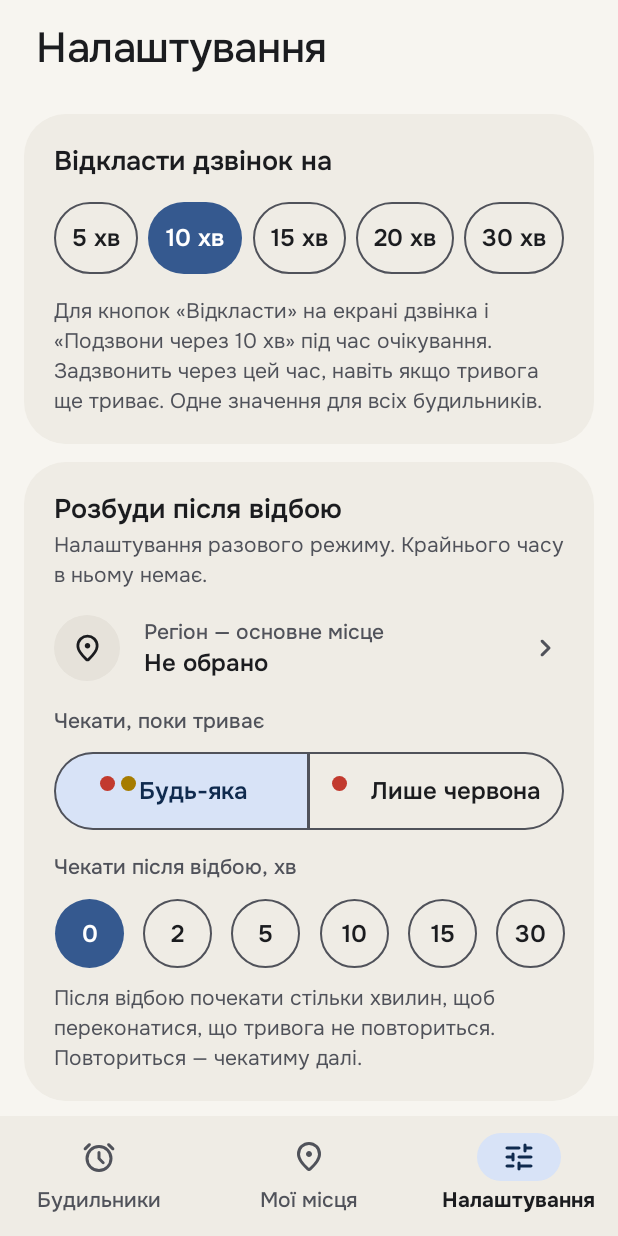
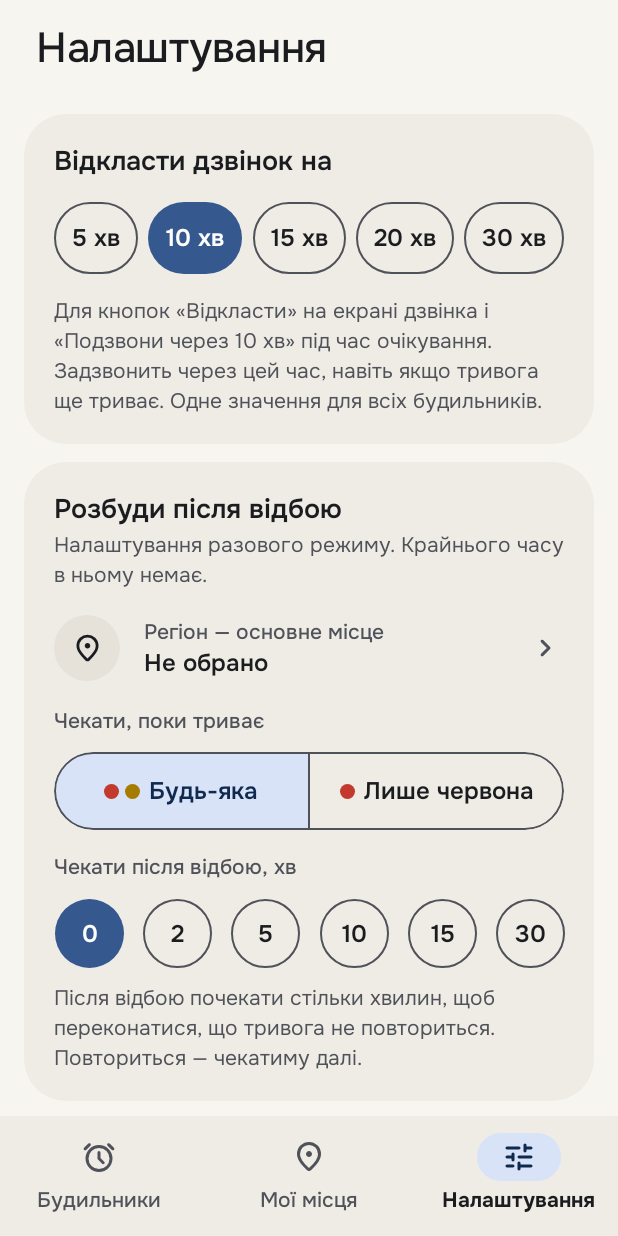
Before and after one commit to nazar-andriievych/Vidbiy, an Android app built with Jetpack Compose: the screen it shows after launch (MainActivity), item 3 of the bottom bar chosen, on a phone screen of 412 x 824 dp. Run offline under Robolectric (Android 15) with nearby library versions, the light colour scheme and no system bars.

Commit message:
fix(app): drop the in-app proxy field and fix segmented controls
- Proxy address is set at build time; a local worker only via
  -Pvidbiy.proxyUrl for debug builds. A leftover address is erased on start
- Own segmented control: level dots sit on the text line, labels shrink
  instead of hitting the border (narrow screens, large fonts)

```diff
--- a/app/src/main/java/ua/vidbiy/app/MainActivity.kt
+++ b/app/src/main/java/ua/vidbiy/app/MainActivity.kt
@@ -114,7 +114,6 @@ fun VidbiyApp(viewModel: AlarmsViewModel) {
     val oneShotPause by viewModel.oneShotPauseMinutes.collectAsStateWithLifecycle()
     val oneShotAlarm by viewModel.oneShotAlarm.collectAsStateWithLifecycle()
     val oneShotJustEnabled by viewModel.oneShotJustEnabled.collectAsStateWithLifecycle()
-    val debugProxyUrl by viewModel.debugProxyUrl.collectAsStateWithLifecycle()
     val themeMode by viewModel.themeMode.collectAsStateWithLifecycle()
     // rememberSaveable переживає поворот екрана й повернення до застосунку, як стан у Bundle.
     var tab by rememberSaveable { mutableStateOf(Tab.Alarms) }
@@ -247,10 +246,8 @@ fun VidbiyApp(viewModel: AlarmsViewModel) {
                         onOpenPlaces = { tab = Tab.Places },
                         onOpenPermissions = viewModel::openPermissions,
                         themeMode = themeMode,
-                        debugProxyUrl = debugProxyUrl,
                         contentPadding = content,
                         onThemeModeChange = viewModel::setThemeMode,
-                        onDebugProxyUrlChange = viewModel::setDebugProxyUrl,
                     )
                 }
             }
--- a/app/src/main/java/ua/vidbiy/app/data/AlertsClient.kt
+++ b/app/src/main/java/ua/vidbiy/app/data/AlertsClient.kt
@@ -12,9 +12,9 @@ import java.net.HttpURLConnection
 import java.net.URL
 import java.time.Instant
 
-/** Адреса проксі. Одна на весь застосунок; debug-збірка вміє її перекрити (див. налаштування). */
+/** Адреса проксі. Задається під час збірки (див. app/build.gradle.kts), у застосунку її не змінити. */
 object ProxyConfig {
-    const val BASE_URL = "https://vidbiy-proxy.nazar-dev.workers.dev"
+    val BASE_URL: String = BuildConfig.PROXY_URL.trimEnd('/')
 }
 
 /** Жовтий — дронова загроза, червоний — ракетна (див. docs/proxy-api.md). Червоний — першим: він «вищий». */
--- a/app/src/main/java/ua/vidbiy/app/data/LegacyMigration.kt
+++ b/app/src/main/java/ua/vidbiy/app/data/LegacyMigration.kt
@@ -9,6 +9,7 @@ object LegacyMigration {
     const val DEFAULT_PLACE_NAME = "Дім"
 
     suspend fun run(settings: SettingsRepository, places: PlacesRepository, alarms: AlarmsRepository) {
+        settings.clearLegacyProxyUrl()
         val legacy = settings.legacyRegion() ?: return
         val place = places.current().places.firstOrNull { it.region.uid == legacy.uid }
             ?: places.add(DEFAULT_PLACE_NAME, legacy)
--- a/app/src/main/java/ua/vidbiy/app/data/SettingsRepository.kt
+++ b/app/src/main/java/ua/vidbiy/app/data/SettingsRepository.kt
@@ -12,7 +12,6 @@ import kotlinx.coroutines.flow.map
 import kotlinx.coroutines.flow.first
 import kotlinx.serialization.Serializable
 import kotlinx.serialization.json.Json
-import ua.vidbiy.app.BuildConfig
 import ua.vidbiy.app.ui.theme.ThemeMode
 
 /**
@@ -64,7 +63,7 @@ data class WaitStatus(
 
 private val Context.settingsDataStore: DataStore<Preferences> by preferencesDataStore(name = "settings")
 
-/** Налаштування застосунку: тема, стан очікування, адреса проксі для розробки. */
+/** Налаштування застосунку: тема, відкладення, разовий режим, стан очікування. */
 class SettingsRepository(private val context: Context) {
 
     private val json = Json { ignoreUnknownKeys = true }
@@ -131,21 +130,15 @@ class SettingsRepository(private val context: Context) {
         context.settingsDataStore.edit { prefs -> prefs.remove(regionKey) }
     }
 
+    /** Адреса проксі — задається під час збірки (див. app/build.gradle.kts). */
+    fun proxyBaseUrl(): String = ProxyConfig.BASE_URL
+
     /**
-     * Адреса проксі. У релізі це завжди одна константа; debug-збірка дозволяє вказати
-     * локальний воркер (`npm run dev -- --ip 0.0.0.0`), щоб ганяти тривогу й відбій вручну.
+     * Старі debug-збірки дозволяли вписати адресу локального воркера прямо в застосунку.
+     * Забута адреса змусила б будильник дзвонити з «Немає зв'язку», тож стираємо її.
      */
-    val debugProxyUrl: Flow<String> = context.settingsDataStore.data.map { prefs ->
-        prefs[proxyUrlKey].orEmpty()
-    }
-
-    suspend fun proxyBaseUrl(): String {
-        if (!BuildConfig.DEBUG) return ProxyConfig.BASE_URL
-        return debugProxyUrl.first().trim().trimEnd('/').ifEmpty { ProxyConfig.BASE_URL }
-    }
-
-    suspend fun setDebugProxyUrl(url: String) {
-        context.settingsDataStore.edit { prefs -> prefs[proxyUrlKey] = url }
+    suspend fun clearLegacyProxyUrl() {
+        context.settingsDataStore.edit { prefs -> prefs.remove(proxyUrlKey) }
     }
 
     /**
--- a/app/src/main/java/ua/vidbiy/app/ui/AlarmEditScreen.kt
+++ b/app/src/main/java/ua/vidbiy/app/ui/AlarmEditScreen.kt
@@ -26,9 +26,6 @@ import androidx.compose.material3.Icon
 import androidx.compose.material3.IconButton
 import androidx.compose.material3.MaterialTheme
 import androidx.compose.material3.Scaffold
-import androidx.compose.material3.SegmentedButton
-import androidx.compose.material3.SegmentedButtonDefaults
-import androidx.compose.material3.SingleChoiceSegmentedButtonRow
 import androidx.compose.material3.Surface
 import androidx.compose.material3.Switch
 import androidx.compose.material3.Text
@@ -274,29 +271,17 @@ fun PauseChips(selected: Int, onSelect: (Int) -> Unit) {
 }
 
 /** Сегменти «●● Будь-яка» / «● Лише червона» (design-spec 2). */
-@OptIn(ExperimentalMaterial3Api::class)
 @Composable
 fun LevelSelector(selected: WaitFor, onSelect: (WaitFor) -> Unit) {
-    val options = listOf(
-        WaitFor.RED_AND_YELLOW to R.string.wait_for_any,
-        WaitFor.RED_ONLY to R.string.wait_for_red_only,
+    val options = listOf(WaitFor.RED_AND_YELLOW, WaitFor.RED_ONLY)
+    SegmentedRow(
+        segments = listOf(
+            Segment(stringResource(R.string.wait_for_any)) { LevelDots(WaitFor.RED_AND_YELLOW) },
+            Segment(stringResource(R.string.wait_for_red_only)) { LevelDots(WaitFor.RED_ONLY) },
+        ),
+        selectedIndex = options.indexOf(selected),
+        onSelect = { onSelect(options[it]) },
     )
-    SingleChoiceSegmentedButtonRow(modifier = Modifier.fillMaxWidth()) {
-        options.forEachIndexed { index, (waitFor, label) ->
-            SegmentedButton(
-                selected = selected == waitFor,
-                onClick = { onSelect(waitFor) },
-                shape = SegmentedButtonDefaults.itemShape(index, options.size),
-                modifier = Modifier.height(Dimens.SegmentHeight),
-                colors = SegmentedButtonDefaults.colors(
-                    activeBorderColor = MaterialTheme.colorScheme.outline,
-                    inactiveBorderColor = MaterialTheme.colorScheme.outline,
-                ),
-                icon = { LevelDots(waitFor, Modifier.padding(end = 4.dp)) },
-                label = { Text(stringResource(label), style = MaterialTheme.typography.labelLarge, maxLines = 1) },
-            )
-        }
-    }
 }
 
 /** «Щобудня», «У вихідні», «Щодня», «Без повторів — задзвонить один раз» або перелік днів. */
--- a/app/src/main/java/ua/vidbiy/app/ui/AlarmsViewModel.kt
+++ b/app/src/main/java/ua/vidbiy/app/ui/AlarmsViewModel.kt
@@ -207,13 +207,6 @@ class AlarmsViewModel(
         viewModelScope.launch { settings.setThemeMode(mode) }
     }
 
-    /** Адреса локального проксі; порожньо — береться робоча. Лише для debug-збірки. */
-    val debugProxyUrl: StateFlow<String> = settings.debugProxyUrl
-        .stateIn(viewModelScope, SharingStarted.WhileSubscribed(5_000), "")
-
-    fun setDebugProxyUrl(url: String) {
-        viewModelScope.launch { settings.setDebugProxyUrl(url) }
-    }
 
     // ---- Редагування будильника ----
 
--- a/app/src/main/java/ua/vidbiy/app/ui/Components.kt
+++ b/app/src/main/java/ua/vidbiy/app/ui/Components.kt
@@ -2,6 +2,17 @@ package ua.vidbiy.app.ui
 
 import androidx.compose.foundation.BorderStroke
 import androidx.compose.foundation.background
+import androidx.compose.foundation.border
+import androidx.compose.foundation.layout.fillMaxHeight
+import androidx.compose.foundation.layout.width
+import androidx.compose.foundation.selection.selectable
+import androidx.compose.foundation.selection.selectableGroup
+import androidx.compose.material3.LocalContentColor
+import androidx.compose.runtime.CompositionLocalProvider
+import androidx.compose.ui.draw.clip
+import androidx.compose.foundation.text.BasicText
+import androidx.compose.foundation.text.TextAutoSize
+import androidx.compose.ui.unit.sp
 import androidx.compose.foundation.clickable
 import androidx.compose.foundation.layout.Arrangement
 import androidx.compose.foundation.layout.Box
@@ -251,3 +262,59 @@ fun PlaceNameDialog(
         dismissButton = { TextButton(onClick = onDismiss) { Text(dismissLabel) } },
     )
 }
+
+/** Один сегмент перемикача: підпис і необов'язковий значок перед ним (іконка, крапки рівня). */
+class Segment(val label: String, val leading: (@Composable () -> Unit)? = null)
+
+/**
+ * Сегментований перемикач (design-spec 2): висота 52, контур outline, вибраний —
+ * secondaryContainer. Власний, а не M3 `SegmentedButton`: у того фіксовані відступи й
+ * слот іконки, тож на вузьких екранах «Системна» впиралася в межу, а крапки рівня
+ * стояли вище за текст.
+ */
+@Composable
+fun SegmentedRow(
+    segments: List<Segment>,
+    selectedIndex: Int,
+    onSelect: (Int) -> Unit,
+    modifier: Modifier = Modifier,
+) {
+    val outline = MaterialTheme.colorScheme.outline
+    Row(
+        modifier = modifier
+            .fillMaxWidth()
+            .height(Dimens.SegmentHeight)
+            .clip(CircleShape)
+            .border(1.dp, outline, CircleShape)
+            .selectableGroup(),
+    ) {
+        segments.forEachIndexed { index, segment ->
+            if (index > 0) Box(Modifier.fillMaxHeight().width(1.dp).background(outline))
+            val selected = index == selectedIndex
+            Row(
+                modifier = Modifier
+                    .weight(1f)
+                    .fillMaxHeight()
+                    .background(if (selected) MaterialTheme.colorScheme.secondaryContainer else Color.Transparent)
+                    .selectable(selected = selected, role = Role.RadioButton, onClick = { onSelect(index) })
+                    .padding(horizontal = 8.dp),
+                horizontalArrangement = Arrangement.spacedBy(6.dp, Alignment.CenterHorizontally),
+                verticalAlignment = Alignment.CenterVertically,
+            ) {
+                val color = if (selected) MaterialTheme.colorScheme.onSecondaryContainer else MaterialTheme.colorScheme.onSurface
+                CompositionLocalProvider(LocalContentColor provides color) {
+                    segment.leading?.invoke()
+                    // Не влазить (вузький екран, збільшений шрифт) — трохи зменшуємо, а не обрізаємо.
+                    val style = MaterialTheme.typography.labelLarge
+                    BasicText(
+                        text = segment.label,
+                        style = style.copy(color = color),
+                        maxLines = 1,
+                        softWrap = false,
+                        autoSize = TextAutoSize.StepBased(minFontSize = 11.sp, maxFontSize = style.fontSize, stepSize = 0.5.sp),
+                    )
+                }
+            }
+        }
+    }
+}
--- a/app/src/main/java/ua/vidbiy/app/ui/DebugProxyCard.kt
+++ /dev/null
@@ -1,56 +0,0 @@
-package ua.vidbiy.app.ui
-
-import androidx.compose.foundation.layout.Column
-import androidx.compose.foundation.layout.fillMaxWidth
-import androidx.compose.foundation.layout.padding
-import androidx.compose.material3.Card
-import androidx.compose.material3.CardDefaults
-import androidx.compose.material3.MaterialTheme
-import androidx.compose.material3.OutlinedTextField
-import androidx.compose.material3.Text
-import androidx.compose.runtime.Composable
-import androidx.compose.runtime.getValue
-import androidx.compose.runtime.mutableStateOf
-import androidx.compose.runtime.saveable.rememberSaveable
-import androidx.compose.runtime.setValue
-import androidx.compose.ui.Modifier
-import androidx.compose.ui.res.stringResource
-import androidx.compose.ui.unit.dp
-import ua.vidbiy.app.R
-
-/**
- * Адреса проксі для локальної розробки. Показується лише в debug-збірці:
- * із нею можна ганяти тривогу й відбій вручну через mock-режим воркера,
- * не чекаючи справжніх подій.
- */
-@Composable
-fun DebugProxyCard(url: String, onUrlChange: (String) -> Unit, modifier: Modifier = Modifier) {
-    // Поле тримає власний текст: збережене значення повертається зі сховища асинхронно,
-    // і якби поле брало його напряму, швидке введення губило б і перемішувало символи.
-    // null — ще не редагували, показуємо збережене.
-    var edited by rememberSaveable { mutableStateOf<String?>(null) }
-    Card(
-        modifier = modifier,
-        colors = CardDefaults.cardColors(
-            containerColor = MaterialTheme.colorScheme.tertiaryContainer,
-            contentColor = MaterialTheme.colorScheme.onTertiaryContainer,
-        ),
-    ) {
-        Column(modifier = Modifier.fillMaxWidth().padding(16.dp)) {
-            Text(
-                text = stringResource(R.string.debug_proxy_title),
-                style = MaterialTheme.typography.labelMedium,
-            )
-            OutlinedTextField(
-                value = edited ?: url,
-                onValueChange = {
-                    edited = it
-                    onUrlChange(it)
-                },
-                placeholder = { Text(stringResource(R.string.debug_proxy_hint)) },
-                singleLine = true,
-                modifier = Modifier.fillMaxWidth(),
-            )
-        }
-    }
-}
--- a/app/src/main/java/ua/vidbiy/app/ui/SettingsTab.kt
+++ b/app/src/main/java/ua/vidbiy/app/ui/SettingsTab.kt
@@ -18,9 +18,6 @@ import androidx.compose.foundation.layout.size
 import androidx.compose.foundation.lazy.LazyColumn
 import androidx.compose.material3.Icon
 import androidx.compose.material3.MaterialTheme
-import androidx.compose.material3.SegmentedButton
-import androidx.compose.material3.SegmentedButtonDefaults
-import androidx.compose.material3.SingleChoiceSegmentedButtonRow
 import androidx.compose.material3.Text
 import androidx.compose.runtime.Composable
 import androidx.compose.ui.Alignment
@@ -28,7 +25,6 @@ import androidx.compose.ui.Modifier
 import androidx.compose.ui.res.painterResource
 import androidx.compose.ui.res.stringResource
 import androidx.compose.ui.unit.dp
-import ua.vidbiy.app.BuildConfig
 import ua.vidbiy.app.R
 import ua.vidbiy.app.data.Place
 import ua.vidbiy.app.data.WaitFor
@@ -53,10 +49,8 @@ fun SettingsTab(
     onOpenPlaces: () -> Unit,
     onOpenPermissions: () -> Unit,
     themeMode: ThemeMode,
-    debugProxyUrl: String,
     contentPadding: PaddingValues,
     onThemeModeChange: (ThemeMode) -> Unit,
-    onDebugProxyUrlChange: (String) -> Unit,
 ) {
     LazyColumn(
         modifier = Modifier.fillMaxSize(),
@@ -123,15 +117,6 @@ fun SettingsTab(
         }
         item { PermissionsRow(onOpen = onOpenPermissions, modifier = Modifier.padding(horizontal = Dimens.ScreenPadding)) }
         item { PrivacyNote() }
-        if (BuildConfig.DEBUG) {
-            item {
-                DebugProxyCard(
-                    url = debugProxyUrl,
-                    onUrlChange = onDebugProxyUrlChange,
-                    modifier = Modifier.fillMaxWidth().padding(horizontal = Dimens.ScreenPadding),
-                )
-            }
-        }
     }
 }
 
@@ -167,28 +152,15 @@ private val THEME_OPTIONS = listOf(
 /** Сегментований перемикач (design-spec 2): висота 52, вибраний сегмент — secondaryContainer. */
 @Composable
 private fun ThemeSelector(selected: ThemeMode, onSelect: (ThemeMode) -> Unit) {
-    SingleChoiceSegmentedButtonRow(modifier = Modifier.fillMaxWidth()) {
-        THEME_OPTIONS.forEachIndexed { index, option ->
-            SegmentedButton(
-                selected = option.mode == selected,
-                onClick = { onSelect(option.mode) },
-                shape = SegmentedButtonDefaults.itemShape(index, THEME_OPTIONS.size),
-                modifier = Modifier.height(Dimens.SegmentHeight),
-                colors = SegmentedButtonDefaults.colors(
-                    activeBorderColor = MaterialTheme.colorScheme.outline,
-                    inactiveBorderColor = MaterialTheme.colorScheme.outline,
-                ),
-                icon = {
-                    Icon(
-                        painter = painterResource(option.icon),
-                        contentDescription = null,
-                        modifier = Modifier.size(16.dp),
-                    )
-                },
-                label = { Text(stringResource(option.label), style = MaterialTheme.typography.labelLarge) },
-            )
-        }
-    }
+    SegmentedRow(
+        segments = THEME_OPTIONS.map { option ->
+            Segment(stringResource(option.label)) {
+                Icon(painterResource(option.icon), contentDescription = null, modifier = Modifier.size(16.dp))
+            }
+        },
+        selectedIndex = THEME_OPTIONS.indexOfFirst { it.mode == selected },
+        onSelect = { onSelect(THEME_OPTIONS[it].mode) },
+    )
 }
 
 @Composable
--- a/app/src/main/res/values/strings.xml
+++ b/app/src/main/res/values/strings.xml
@@ -68,9 +68,6 @@
     <string name="ring_dismiss">Вимкнути</string>
     <string name="channel_waiting">Очікування відбою</string>
     <string name="channel_waiting_description">Тихе сповіщення, поки будильник чекає відбою</string>
-
-    <string name="debug_proxy_title">Проксі (лише debug)</string>
-    <string name="debug_proxy_hint">http://192.168.0.2:8787</string>
 
     <!-- Редагування будильника (design-spec 3.2) -->
     <string name="action_close_without_saving">Закрити без збереження</string>
```
Also changed, not shown: app/build.gradle.kts (+8 -0 lines).
